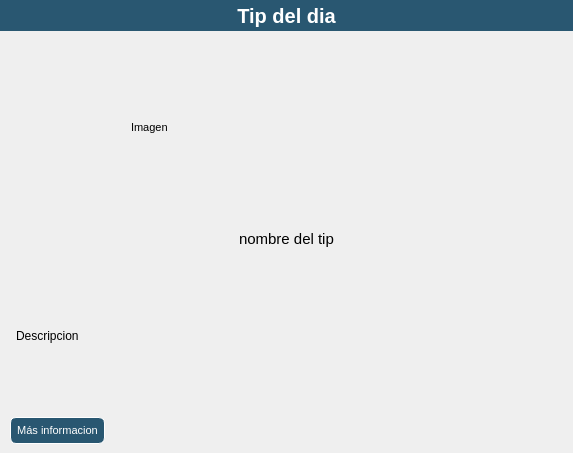
Qt form tipdeldia.ui (Laloses/Hospital) before a commit.
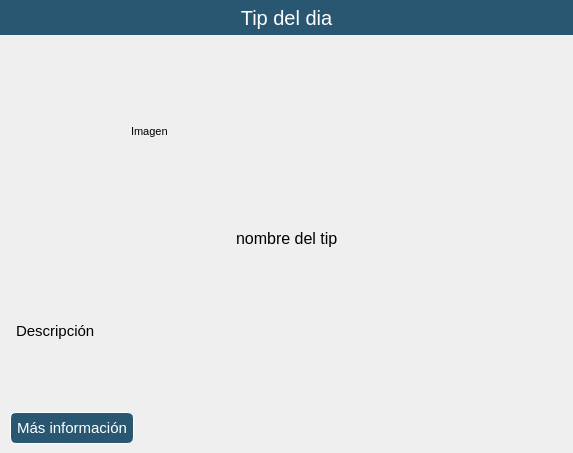
The same form after that commit.

What changed in the file:
```diff
--- a/tipdeldia.ui
+++ b/tipdeldia.ui
@@ -55,11 +55,17 @@
    </property>
    <item>
     <widget class="QLabel" name="label_tipdia">
+     <property name="minimumSize">
+      <size>
+       <width>0</width>
+       <height>35</height>
+      </size>
+     </property>
      <property name="font">
       <font>
        <pointsize>15</pointsize>
-       <weight>75</weight>
-       <bold>true</bold>
+       <weight>50</weight>
+       <bold>false</bold>
       </font>
      </property>
      <property name="styleSheet">
@@ -138,7 +144,7 @@
       <widget class="QLabel" name="label_nombretip">
        <property name="font">
         <font>
-         <pointsize>11</pointsize>
+         <pointsize>12</pointsize>
         </font>
        </property>
        <property name="text">
@@ -186,11 +192,11 @@
        </property>
        <property name="font">
         <font>
-         <pointsize>9</pointsize>
+         <pointsize>11</pointsize>
         </font>
        </property>
        <property name="text">
-        <string>Descripcion</string>
+        <string>Descripción</string>
        </property>
        <property name="textFormat">
         <enum>Qt::AutoText</enum>
@@ -241,8 +247,15 @@
      </item>
      <item>
       <widget class="QPushButton" name="pushButton_link">
+       <property name="font">
+        <font>
+         <pointsize>11</pointsize>
+         <underline>false</underline>
+         <strikeout>false</strikeout>
+        </font>
+       </property>
        <property name="text">
-        <string>Más informacion</string>
+        <string>Más información</string>
        </property>
       </widget>
      </item>
```
